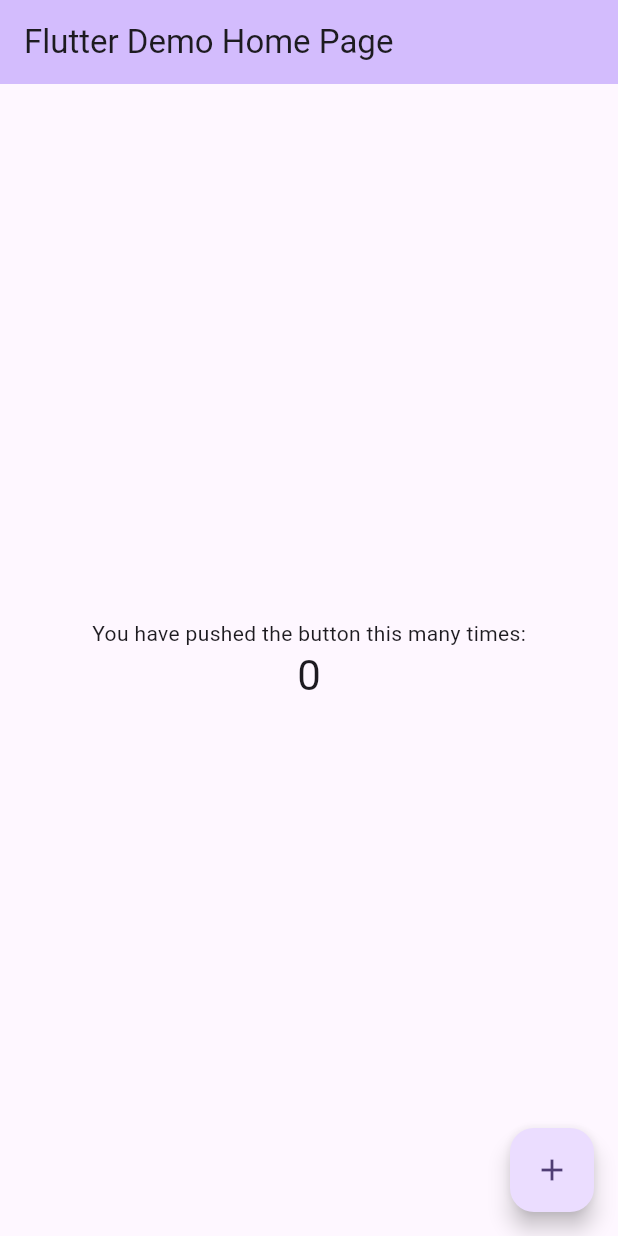
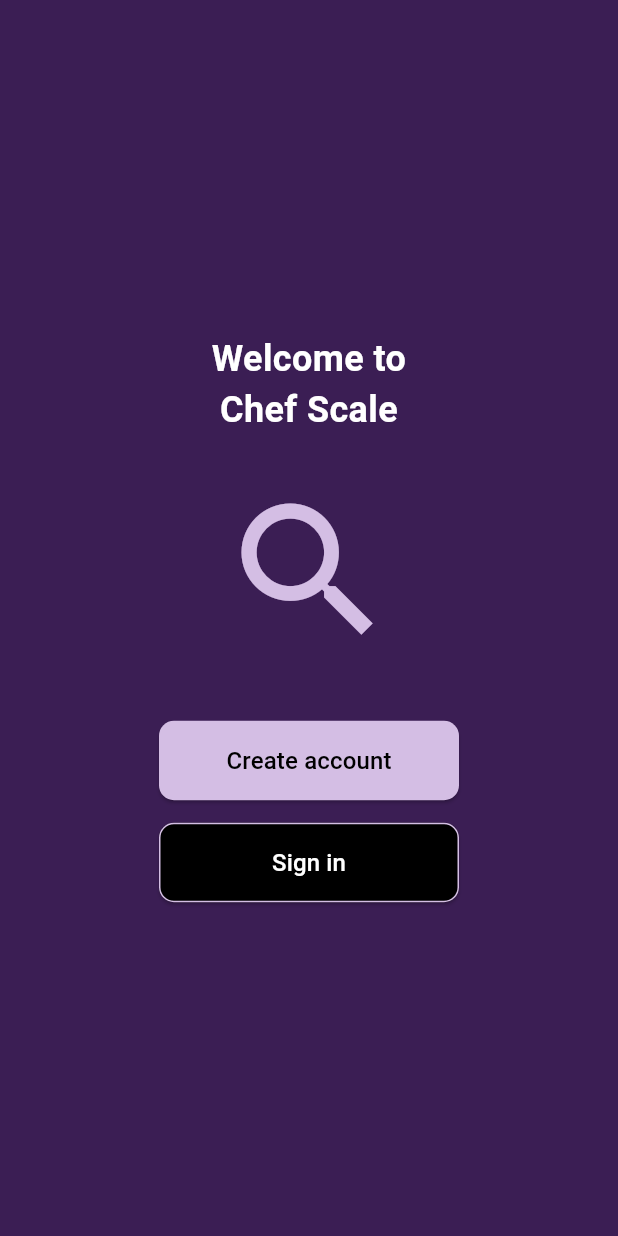
Before and after one commit to Exact-Bytes/ChefScale, a Flutter app: the screen it shows after launch, on a phone screen of 412 x 824 dp. Run offline on Flutter 3.47's test engine with Material 3 defaults, Android fonts, the phone set to English and light mode, and no system bars; our stand-ins replace google_fonts; Roboto replaces fonts that are missing (Afacad).

Commit message:
adding welcome page and account creation page

```diff
--- a/lib/main.dart
+++ b/lib/main.dart
@@ -1,123 +1,23 @@
 import 'package:flutter/material.dart';
+import 'welcome_page.dart';
+import 'create_account.dart';
 
 void main() {
-  runApp(const MyApp());
+  runApp(const ChefScaleApp());
 }
 
-class MyApp extends StatelessWidget {
-  const MyApp({super.key});
+class ChefScaleApp extends StatelessWidget {
+  const ChefScaleApp({super.key});
 
-  // This widget is the root of your application.
   @override
   Widget build(BuildContext context) {
     return MaterialApp(
-      title: 'Flutter Demo',
-      theme: ThemeData(
-        // This is the theme of your application.
-        //
-        // TRY THIS: Try running your application with "flutter run". You'll see
-        // the application has a purple toolbar. Then, without quitting the app,
-        // try changing the seedColor in the colorScheme below to Colors.green
-        // and then invoke "hot reload" (save your changes or press the "hot
-        // reload" button in a Flutter-supported IDE, or press "r" if you used
-        // the command line to start the app).
-        //
-        // Notice that the counter didn't reset back to zero; the application
-        // state is not lost during the reload. To reset the state, use hot
-        // restart instead.
-        //
-        // This works for code too, not just values: Most code changes can be
-        // tested with just a hot reload.
-        colorScheme: ColorScheme.fromSeed(seedColor: Colors.deepPurple),
-        useMaterial3: true,
-      ),
-      home: const MyHomePage(title: 'Flutter Demo Home Page'),
+      debugShowCheckedModeBanner: false,
+      title: 'Chef Scale',
+      home: const WelcomePage(), // Starts with Welcome Page
+      routes: {
+        '/create_account': (context) => const CreateAccountPage(), // Route for Create Account Page
+      },
     );
   }
 }
-
-class MyHomePage extends StatefulWidget {
-  const MyHomePage({super.key, required this.title});
-
-  // This widget is the home page of your application. It is stateful, meaning
-  // that it has a State object (defined below) that contains fields that affect
-  // how it looks.
-
-  // This class is the configuration for the state. It holds the values (in this
-  // case the title) provided by the parent (in this case the App widget) and
-  // used by the build method of the State. Fields in a Widget subclass are
-  // always marked "final".
-
-  final String title;
-
-  @override
-  State<MyHomePage> createState() => _MyHomePageState();
-}
-
-class _MyHomePageState extends State<MyHomePage> {
-  int _counter = 0;
-
-  void _incrementCounter() {
-    setState(() {
-      // This call to setState tells the Flutter framework that something has
-      // changed in this State, which causes it to rerun the build method below
-      // so that the display can reflect the updated values. If we changed
-      // _counter without calling setState(), then the build method would not be
-      // called again, and so nothing would appear to happen.
-      _counter++;
-    });
-  }
-
-  @override
-  Widget build(BuildContext context) {
-    // This method is rerun every time setState is called, for instance as done
-    // by the _incrementCounter method above.
-    //
-    // The Flutter framework has been optimized to make rerunning build methods
-    // fast, so that you can just rebuild anything that needs updating rather
-    // than having to individually change instances of widgets.
-    return Scaffold(
-      appBar: AppBar(
-        // TRY THIS: Try changing the color here to a specific color (to
-        // Colors.amber, perhaps?) and trigger a hot reload to see the AppBar
-        // change color while the other colors stay the same.
-        backgroundColor: Theme.of(context).colorScheme.inversePrimary,
-        // Here we take the value from the MyHomePage object that was created by
-        // the App.build method, and use it to set our appbar title.
-        title: Text(widget.title),
-      ),
-      body: Center(
-        // Center is a layout widget. It takes a single child and positions it
-        // in the middle of the parent.
-        child: Column(
-          // Column is also a layout widget. It takes a list of children and
-          // arranges them vertically. By default, it sizes itself to fit its
-          // children horizontally, and tries to be as tall as its parent.
-          //
-          // Column has various properties to control how it sizes itself and
-          // how it positions its children. Here we use mainAxisAlignment to
-          // center the children vertically; the main axis here is the vertical
-          // axis because Columns are vertical (the cross axis would be
-          // horizontal).
-          //
-          // TRY THIS: Invoke "debug painting" (choose the "Toggle Debug Paint"
-          // action in the IDE, or press "p" in the console), to see the
-          // wireframe for each widget.
-          mainAxisAlignment: MainAxisAlignment.center,
-          children: <Widget>[
-            const Text('You have pushed the button this many times:'),
-            Text(
-              '$_counter',
-              style: Theme.of(context).textTheme.headlineMedium,
-            ),
-          ],
-        ),
-      ),
-      floatingActionButton: FloatingActionButton(
-        onPressed: _incrementCounter,
-        tooltip: 'Increment',
-        child: const Icon(Icons.add),
-      ), // This trailing comma makes auto-formatting nicer for build methods.
-    );
-  }
-}
--- /dev/null
+++ b/lib/welcome_page.dart
@@ -0,0 +1,84 @@
+import 'package:flutter/material.dart';
+import 'package:google_fonts/google_fonts.dart';
+
+class WelcomePage extends StatelessWidget {
+  const WelcomePage({super.key});
+
+  @override
+  Widget build(BuildContext context) {
+    return Scaffold(
+      backgroundColor: const Color(0xFF3B1E54), // Dark Purple Background
+      body: Center( // Wrap in Center to align everything in the middle
+        child: Column(
+          mainAxisSize: MainAxisSize.min, // Shrinks column to fit its content
+          mainAxisAlignment: MainAxisAlignment.center,
+          crossAxisAlignment: CrossAxisAlignment.center,
+          children: [
+            // Welcome Text
+            Text(
+              "Welcome to\nChef Scale",
+              textAlign: TextAlign.center,
+              style: GoogleFonts.afacad(
+                fontSize: 24,
+                fontWeight: FontWeight.bold,
+                color: Colors.white,
+              ),
+            ),
+            const SizedBox(height: 30),
+
+            // Placeholder for Logo (Replace with Image.asset if needed)
+            const Icon(Icons.search, size: 120, color: Color(0xFFD4BEE4)),
+
+            const SizedBox(height: 40),
+
+            // Create Account Button
+            SizedBox(
+              width: 200,
+              child: ElevatedButton(
+                onPressed: () {
+                  Navigator.pushNamed(context, '/create_account');
+                },
+                style: ElevatedButton.styleFrom(
+                  backgroundColor: const Color(0xFFD4BEE4), // Light Purple
+                  padding: const EdgeInsets.symmetric(vertical: 15),
+                  shape: RoundedRectangleBorder(
+                    borderRadius: BorderRadius.circular(10),
+                  ),
+                ),
+                child: Text(
+                  "Create account",
+                  style: GoogleFonts.afacad(fontSize: 16, color: Colors.black),
+                ),
+              ),
+            ),
+            const SizedBox(height: 15),
+
+            // Sign In Button
+            SizedBox(
+              width: 200,
+              child: ElevatedButton(
+                onPressed: () {
+                  // Navigate to Sign In Page
+                },
+                style: ElevatedButton.styleFrom(
+                  backgroundColor: Colors.black, // Black Background
+                  padding: const EdgeInsets.symmetric(vertical: 15),
+                  shape: RoundedRectangleBorder(
+                    borderRadius: BorderRadius.circular(10),
+                    side: const BorderSide(
+                      color: Color(0xFFD4BEE4),
+                    ), // Light Purple Border
+                  ),
+                ),
+                child: Text(
+                  "Sign in",
+                  style: GoogleFonts.afacad(fontSize: 16, color: Colors.white),
+                ),
+              ),
+            ),
+          ],
+        ),
+      ),
+    );
+  }
+}
--- a/pubspec.yaml
+++ b/pubspec.yaml
@@ -30,6 +30,8 @@ environment:
 dependencies:
   flutter:
     sdk: flutter
+  google_fonts: ^6.1.0  # Check for the latest version
+  flutter_svg: ^2.0.9
 
   # The following adds the Cupertino Icons font to your application.
   # Use with the CupertinoIcons class for iOS style icons.
```
Also changed, not shown: lib/create_account.dart (added, +217 -0 lines), pubspec.lock, 1 other file.
